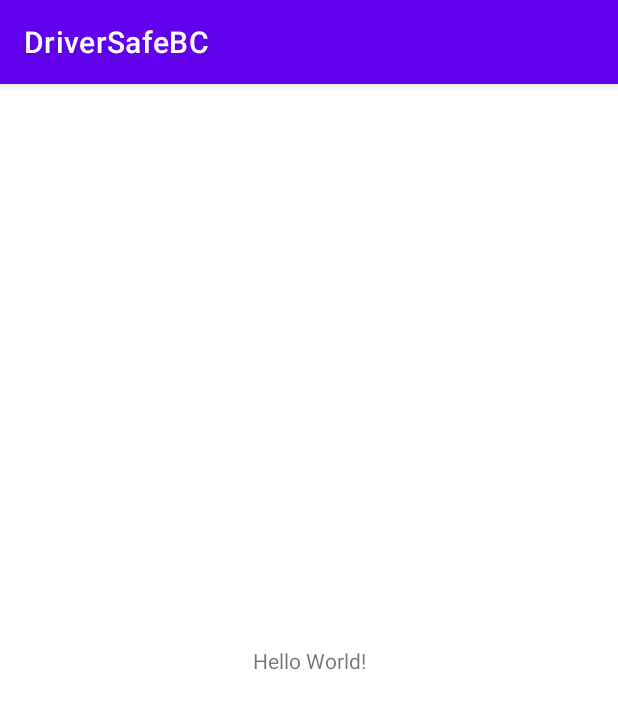
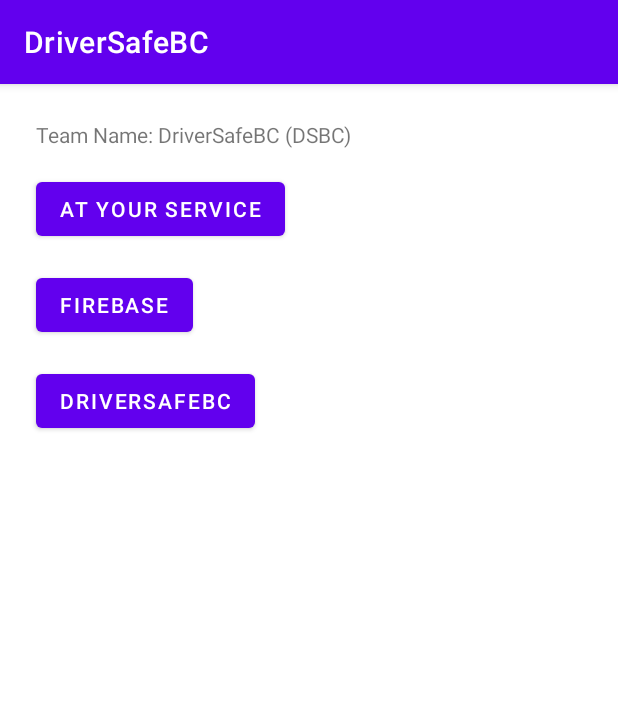
Before and after one commit to eqiowtj/DriverSafeBC, an Android app: the screen it shows after launch (MainActivity), on a phone screen of 412 x 824 dp. Shown: the top 709 px of the screen. Run offline under Robolectric (Android 15) with nearby library versions, the phone set to English and light mode, and no system bars.

Commit message:
add at your service activity and buttons

```diff
--- a/app/build.gradle
+++ b/app/build.gradle
@@ -26,6 +26,10 @@ android {
         signingConfig signingConfigs.release
     }
 
+    buildFeatures {
+        viewBinding true
+    }
+
     buildTypes {
         release {
             minifyEnabled false
--- a/app/src/main/java/edu/northeastern/driversafebc/MainActivity.java
+++ b/app/src/main/java/edu/northeastern/driversafebc/MainActivity.java
@@ -1,14 +1,27 @@
 package edu.northeastern.driversafebc;
+
+import android.content.Intent;
+import android.os.Bundle;
+import android.view.View;
 
 import androidx.appcompat.app.AppCompatActivity;
 
-import android.os.Bundle;
+import edu.northeastern.driversafebc.databinding.ActivityMainBinding;
 
 public class MainActivity extends AppCompatActivity {
+
+    private ActivityMainBinding binding;
 
     @Override
     protected void onCreate(Bundle savedInstanceState) {
         super.onCreate(savedInstanceState);
-        setContentView(R.layout.activity_main);
+        binding = ActivityMainBinding.inflate(getLayoutInflater());
+        setContentView(binding.getRoot());
     }
+
+    public void atYourServiceButtonClicked(View view) {
+        Intent intent = new Intent(this, AtYourServiceActivity.class);
+        startActivity(intent);
+    }
+
 }
--- a/app/src/main/res/layout/activity_main.xml
+++ b/app/src/main/res/layout/activity_main.xml
@@ -7,12 +7,44 @@
     tools:context=".MainActivity">
 
     <TextView
+        android:id="@+id/textViewTeamName"
         android:layout_width="wrap_content"
         android:layout_height="wrap_content"
-        android:text="Hello World!"
-        app:layout_constraintBottom_toBottomOf="parent"
-        app:layout_constraintEnd_toEndOf="parent"
+        android:layout_marginStart="24dp"
+        android:layout_marginTop="24dp"
+        android:text="@string/team_name"
         app:layout_constraintStart_toStartOf="parent"
         app:layout_constraintTop_toTopOf="parent" />
 
+    <Button
+        android:id="@+id/buttonAtYourService"
+        android:layout_width="wrap_content"
+        android:layout_height="wrap_content"
+        android:layout_marginStart="24dp"
+        android:layout_marginTop="16dp"
+        android:onClick="atYourServiceButtonClicked"
+        android:text="@string/at_your_service"
+        app:layout_constraintStart_toStartOf="parent"
+        app:layout_constraintTop_toBottomOf="@+id/textViewTeamName" />
+
+    <Button
+        android:id="@+id/buttonFirebase"
+        android:layout_width="wrap_content"
+        android:layout_height="wrap_content"
+        android:layout_marginStart="24dp"
+        android:layout_marginTop="16dp"
+        android:text="@string/firebase"
+        app:layout_constraintStart_toStartOf="parent"
+        app:layout_constraintTop_toBottomOf="@+id/buttonAtYourService" />
+
+    <Button
+        android:id="@+id/buttonDriverSafeBc"
+        android:layout_width="wrap_content"
+        android:layout_height="wrap_content"
+        android:layout_marginStart="24dp"
+        android:layout_marginTop="16dp"
+        android:text="@string/driversafebc"
+        app:layout_constraintStart_toStartOf="parent"
+        app:layout_constraintTop_toBottomOf="@+id/buttonFirebase" />
+
 </androidx.constraintlayout.widget.ConstraintLayout>
--- a/app/src/main/res/values/strings.xml
+++ b/app/src/main/res/values/strings.xml
@@ -1,3 +1,7 @@
 <resources>
     <string name="app_name">DriverSafeBC</string>
+    <string name="team_name">Team Name: DriverSafeBC (DSBC)</string>
+    <string name="at_your_service">At Your Service</string>
+    <string name="firebase">Firebase</string>
+    <string name="driversafebc">DriverSafeBC</string>
 </resources>
```
Also changed, not shown: app/src/main/AndroidManifest.xml (+7 -0 lines), app/src/main/java/edu/northeastern/driversafebc/AtYourServiceActivity.java (added, +19 -0 lines), app/src/main/res/layout/activity_at_your_service.xml (added, +9 -0 lines).
